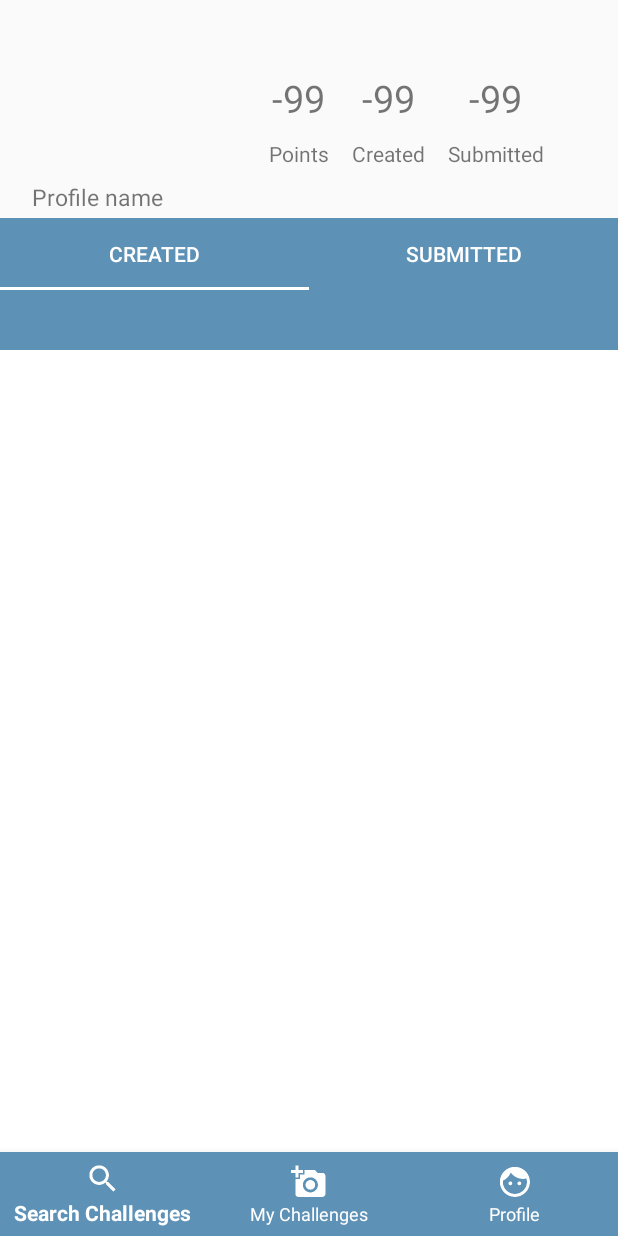
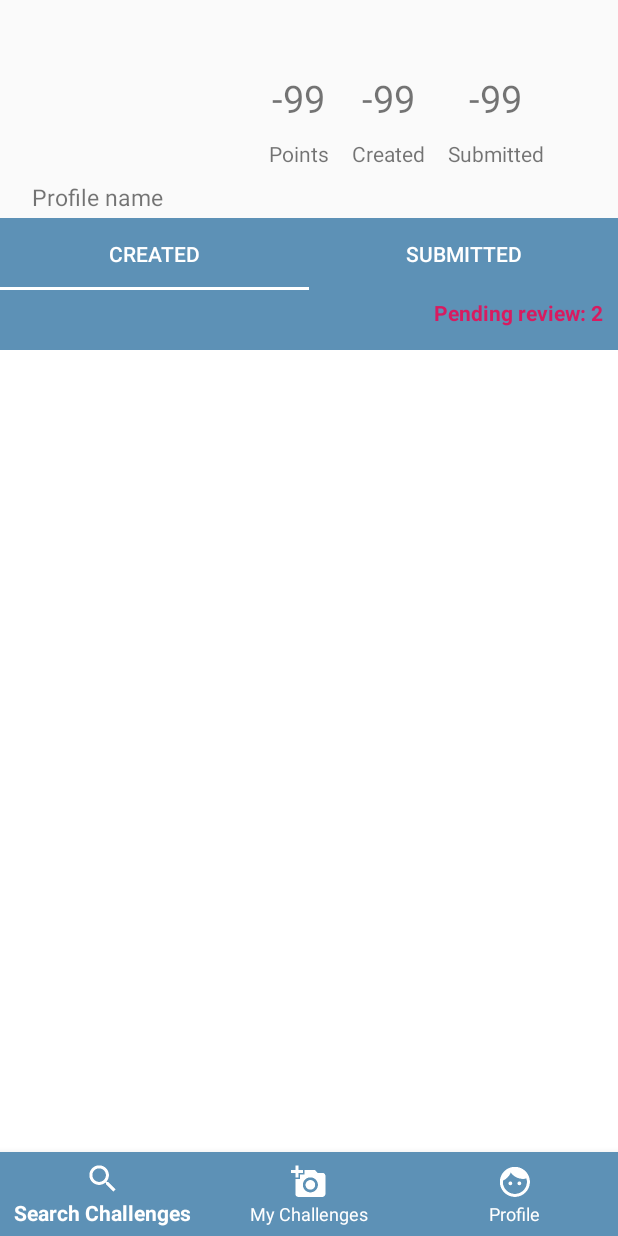
Before and after one commit to cito125/AugHunt, an Android app: the fragment ReviewChallengesFragment placed in its activity, on a phone screen of 412 x 824 dp. Run offline under Robolectric (Android 15) with nearby library versions, the phone set to English and light mode, and no system bars; our stand-ins replace ButterKnife, Firebase (no records; nobody signed in at launch, a user with empty details on screens opened directly); pictures from the network do not load; 7 statements that could not run were skipped.

```diff
--- a/app/src/main/java/com/example/andresarango/aughunt/AcceptedChallengeActivity.java
+++ b/app/src/main/java/com/example/andresarango/aughunt/AcceptedChallengeActivity.java
@@ -8,6 +8,7 @@ import android.content.pm.PackageManager;
 import android.os.Build;
 import android.os.Bundle;
 import android.support.annotation.NonNull;
+import android.support.design.widget.FloatingActionButton;
 import android.support.v4.app.ActivityCompat;
 import android.support.v4.content.ContextCompat;
 import android.support.v7.app.AlertDialog;
@@ -55,7 +56,8 @@ public class AcceptedChallengeActivity extends AppCompatActivity implements
     private static final int LOCATION_PERMISSION = 1245;
 
     @BindView(R.id.cam_accepted_challenge) CameraView mCameraView;
-    @BindView(R.id.btn_accepted_take_photo) Button mTakePhotoBtn;
+    @BindView(R.id.btn_accepted_take_photo)
+    FloatingActionButton mTakePhotoBtn;
     @BindView(R.id.accepted_photo) FrameLayout mPhoto;
     @BindView(R.id.btn_accepted_submit_challenge) Button submitChallengeBtn;
 
--- a/app/src/main/java/com/example/andresarango/aughunt/ProfileActivity.java
+++ b/app/src/main/java/com/example/andresarango/aughunt/ProfileActivity.java
@@ -1,15 +1,23 @@
 package com.example.andresarango.aughunt;
 
 import android.content.Intent;
+import android.content.res.ColorStateList;
+import android.graphics.Bitmap;
+import android.graphics.Color;
 import android.os.Bundle;
 import android.support.annotation.NonNull;
 import android.support.annotation.Nullable;
 import android.support.design.widget.BottomNavigationView;
 import android.support.design.widget.TabLayout;
+import android.support.v4.graphics.drawable.RoundedBitmapDrawable;
+import android.support.v4.graphics.drawable.RoundedBitmapDrawableFactory;
 import android.support.v4.view.ViewPager;
 import android.support.v7.app.AppCompatActivity;
 import android.view.MenuItem;
+import android.widget.ImageView;
 
+import com.bumptech.glide.Glide;
+import com.bumptech.glide.request.target.BitmapImageViewTarget;
 import com.example.andresarango.aughunt.challenge.ChallengePhoto;
 import com.example.andresarango.aughunt.challenge.ChallengePhotoCompleted;
 import com.example.andresarango.aughunt.challenge.challenge_review_fragments.CompareChallengesFragment;
@@ -30,6 +38,8 @@ public class ProfileActivity extends AppCompatActivity implements CreatedChallen
     @BindView(R.id.tab_layout) TabLayout tablayout; // Import design in build.gradle
     @BindView(R.id.viewpager) ViewPager pager;
     @BindView(R.id.bottom_navigation) BottomNavigationView mBottomNav;
+    @BindView(R.id.iv_main_profile_pic) ImageView profilePicIv;
+
 
     private CreatedChallengesFragment mCreatedChallengesFragment;
     private ReviewChallengesFragment mReviewChallengesFragment;
@@ -60,6 +70,7 @@ public class ProfileActivity extends AppCompatActivity implements CreatedChallen
                     case R.id.homepage:
                         Intent homePage=new Intent(getApplicationContext(), SearchChallengeActivity.class);
                         startActivity(homePage);
+
                         break;
                     case R.id.user_profile:
                         Intent userProfile=new Intent(getApplicationContext(),ProfileActivity.class);
@@ -69,6 +80,20 @@ public class ProfileActivity extends AppCompatActivity implements CreatedChallen
                 return true;
             }
         });
+
+        Glide.with(getApplicationContext())
+                .load("http://clipart-library.com/images/rcLojMEni.jpg")
+                .asBitmap()
+                .centerCrop()
+                .into(new BitmapImageViewTarget(profilePicIv) {
+                    @Override
+                    protected void setResource(Bitmap resource) {
+                        RoundedBitmapDrawable circularBitmapDrawable =
+                                RoundedBitmapDrawableFactory.create(getResources(), resource);
+                        circularBitmapDrawable.setCircular(true);
+                        profilePicIv.setImageDrawable(circularBitmapDrawable);
+                    }
+                });
 
     }
 
@@ -122,4 +147,8 @@ public class ProfileActivity extends AppCompatActivity implements CreatedChallen
                 .addToBackStack(null)
                 .commit();
     }
+
+    public void popFragmentFromBackStack() {
+        getSupportFragmentManager().popBackStack();
+    }
 }
--- a/app/src/main/java/com/example/andresarango/aughunt/camera/CameraCallback.java
+++ b/app/src/main/java/com/example/andresarango/aughunt/camera/CameraCallback.java
@@ -4,8 +4,8 @@ import android.content.Context;
 import android.graphics.Bitmap;
 import android.os.Build;
 import android.os.Handler;
+import android.support.design.widget.FloatingActionButton;
 import android.util.Log;
-import android.widget.Button;
 import android.widget.FrameLayout;
 
 import com.google.android.cameraview.CameraView;
@@ -19,14 +19,14 @@ public class CameraCallback extends CameraView.Callback {
     private final Context mContext;
     private Handler mBackgroundHandler;
     private FrameLayout mPhoto;
-    private Button mTakePicture;
+    private FloatingActionButton mTakePicture;
 
     private final String TAG = "ActivityPicture";
     private Bitmap mBitmap;
     private byte[] picData;
 
 
-    public CameraCallback(Context context, FrameLayout photo, Button takepicture) {
+    public CameraCallback(Context context, FrameLayout photo, FloatingActionButton takepicture) {
         mContext = context;
         this.mPhoto = photo;
         this.mTakePicture = takepicture;
--- a/app/src/main/java/com/example/andresarango/aughunt/challenge/challenge_review_fragments/ReviewChallengesFragment.java
+++ b/app/src/main/java/com/example/andresarango/aughunt/challenge/challenge_review_fragments/ReviewChallengesFragment.java
@@ -1,6 +1,8 @@
 package com.example.andresarango.aughunt.challenge.challenge_review_fragments;
 
 
+import android.graphics.Color;
+import android.graphics.Typeface;
 import android.os.Bundle;
 import android.support.annotation.Nullable;
 import android.support.v4.app.Fragment;
@@ -18,11 +20,14 @@ import com.example.andresarango.aughunt.challenge.ChallengePhoto;
 import com.example.andresarango.aughunt.challenge.ChallengePhotoCompleted;
 import com.example.andresarango.aughunt.challenge.challenges_adapters.review.CompletedChallengeListener;
 import com.example.andresarango.aughunt.challenge.challenges_adapters.review.ReviewChallengeAdapter;
+import com.example.andresarango.aughunt.user.User;
+import com.google.firebase.auth.FirebaseAuth;
 import com.google.firebase.database.ChildEventListener;
 import com.google.firebase.database.DataSnapshot;
 import com.google.firebase.database.DatabaseError;
 import com.google.firebase.database.DatabaseReference;
 import com.google.firebase.database.FirebaseDatabase;
+import com.google.firebase.database.ValueEventListener;
 
 import java.util.ArrayList;
 import java.util.HashMap;
@@ -31,6 +36,7 @@ import java.util.Map;
 import java.util.Set;
 
 import butterknife.BindView;
+import butterknife.ButterKnife;
 
 /**
  * Created by Millochka on 3/6/17.
@@ -42,6 +48,10 @@ public class ReviewChallengesFragment extends Fragment {
 
     private ChallengePhoto mChallengeToReview;
     private CompletedChallengeListener mListener;
+    @BindView(R.id.tv_user_points) TextView mUserPointsTv;
+    @BindView(R.id.review_number) TextView mPendingReview;
+    @BindView(R.id.pending_review) TextView mPending;
+    private FirebaseAuth auth = FirebaseAuth.getInstance();
 
     private DatabaseReference rootRef = FirebaseDatabase.getInstance().getReference();
 
@@ -56,8 +66,11 @@ public class ReviewChallengesFragment extends Fragment {
     @Override
     public void onViewCreated(View view, @Nullable Bundle savedInstanceState) {
         super.onViewCreated(view, savedInstanceState);
+        ButterKnife.bind(this,view);
         initializeViews();
         initializeRecyclerView();
+
+        retrieveUserFromFirebaseAndSetProfile();
 
     }
 
@@ -112,6 +125,29 @@ public class ReviewChallengesFragment extends Fragment {
 
     }
 
+    private void retrieveUserFromFirebaseAndSetProfile() {
+        rootRef.child("users").child(auth.getCurrentUser().getUid()).addValueEventListener(new ValueEventListener() {
+            @Override
+            public void onDataChange(DataSnapshot dataSnapshot) {
+                User user = dataSnapshot.getValue(User.class);
+                System.out.println("USER: " + user.getProfileName());
+                mUserPointsTv.setText(user.getUserPoints() + " PTS");
+                mUserPointsTv.setTextColor(Color.parseColor("#D81B60"));
+                mPendingReview.setTypeface(mPendingReview.getTypeface(), Typeface.BOLD);
+                mPendingReview.setText("2");
+                mPendingReview.setTextColor(Color.parseColor("#D81B60"));
+                mPending.setTextColor(Color.parseColor("#D81B60"));
+                mPending.setTypeface(mPending.getTypeface(), Typeface.BOLD);
+                mPending.setText("Pending review: ");
+            }
+
+            @Override
+            public void onCancelled(DatabaseError databaseError) {
+
+            }
+        });
+    }
+
     private void updateRecyclerView(DataSnapshot dataSnapshot) {
         String challengeKey = dataSnapshot.getKey();
         List<ChallengePhotoCompleted> challengeList = new ArrayList<>();
--- a/app/src/main/res/layout/fragment_review.xml
+++ b/app/src/main/res/layout/fragment_review.xml
@@ -5,13 +5,35 @@
     android:background="@android:color/white"
     android:orientation="vertical"
     >
-    <LinearLayout
+    <RelativeLayout
         android:id="@+id/top_menu"
         android:layout_width="match_parent"
         android:layout_height="40dp"
-        android:orientation="horizontal"
-        android:background="#5d91b6"
-        />
+        android:background="#5d91b6">
+        <TextView
+            android:id="@+id/tv_user_points"
+            android:layout_width="wrap_content"
+            android:layout_height="wrap_content"
+            android:layout_marginLeft="10dp"
+            android:layout_marginTop="5dp"
+            android:background="#5d91b6"/>
+        <TextView
+            android:id="@+id/review_number"
+            android:layout_width="wrap_content"
+            android:layout_height="wrap_content"
+            android:layout_alignParentRight="true"
+            android:layout_marginRight="10dp"
+            android:layout_marginTop="5dp"
+            android:background="#5d91b6"/>
+        <TextView
+            android:id="@+id/pending_review"
+            android:layout_width="wrap_content"
+            android:layout_height="wrap_content"
+            android:layout_toLeftOf="@id/review_number"
+            android:layout_marginTop="5dp"
+            android:background="#5d91b6"/>
+
+    </RelativeLayout>
 <RelativeLayout
     android:layout_width="match_parent"
     android:layout_height="wrap_content"
```
Also changed, not shown: app/src/main/java/com/example/andresarango/aughunt/ChallengeTemplateActivity.java (+5 -2 lines), app/src/main/java/com/example/andresarango/aughunt/SearchChallengeActivity.java (+2 -6 lines), app/src/main/res/layout/activity_challenge_template.xml (+31 -32 lines).
